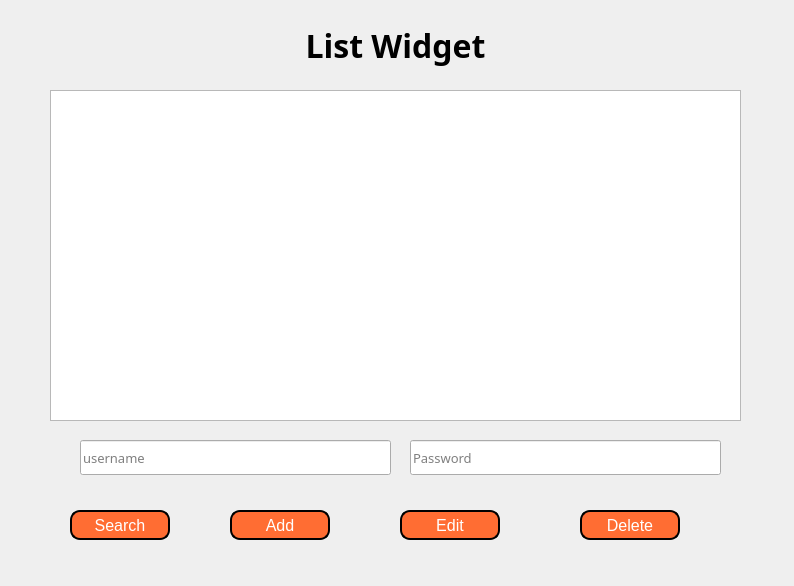
trungsliver/MK-C4K-PTI14, file Lesson8/lesson7.ui: the form before one commit.
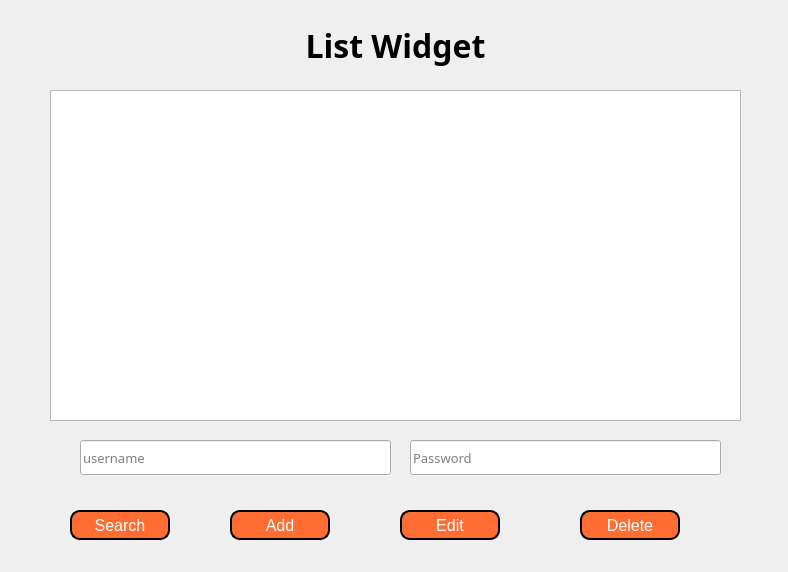
The form after the commit.

Patch:
```diff
--- a/Lesson8/lesson7.ui
+++ b/Lesson8/lesson7.ui
@@ -6,8 +6,8 @@
    <rect>
     <x>0</x>
     <y>0</y>
-    <width>794</width>
-    <height>586</height>
+    <width>788</width>
+    <height>572</height>
    </rect>
   </property>
   <property name="windowTitle">
```
